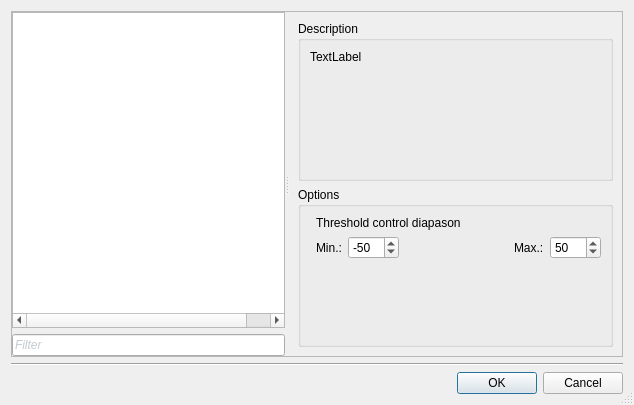
This is ui/SettingsDialog.ui in ImageProcessing-ElectronicPublications/scantailor-deviant as Qt 5 draws it before an edit. The edited form follows.
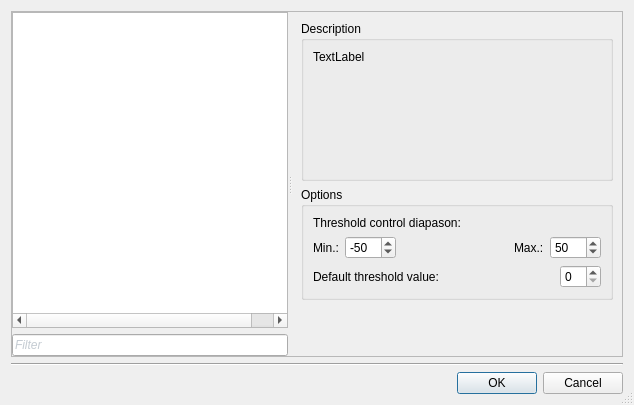
This is the edited form. The open tabs and pages were chosen to show the change. Custom widgets are drawn as their Qt base class.

Commit message: Setting for default threshold value

Diff of the .ui file:
```diff
--- a/ui/SettingsDialog.ui
+++ b/ui/SettingsDialog.ui
@@ -914,20 +914,20 @@
           </layout>
          </widget>
         </item>
-        <item>
+        <item alignment="Qt::AlignTop">
          <widget class="QGroupBox" name="optOutput">
           <property name="title">
            <string>Options</string>
           </property>
-          <layout class="QFormLayout" name="formLayout_9">
-           <item row="0" column="1">
+          <layout class="QVBoxLayout" name="verticalLayout_56">
+           <item>
             <widget class="QLabel" name="ThresholdMinMaxLabel">
              <property name="text">
-              <string>Threshold control diapason</string>
+              <string>Threshold control diapason:</string>
              </property>
             </widget>
            </item>
-           <item row="1" column="1">
+           <item>
             <layout class="QHBoxLayout" name="horizontalLayout_2">
              <item>
               <widget class="QLabel" name="ThresholdMinLabel">
@@ -984,6 +984,33 @@
              </item>
             </layout>
            </item>
+           <item>
+            <layout class="QHBoxLayout" name="horizontalLayout_6">
+             <item>
+              <widget class="QLabel" name="ThresholdDefaultsLabel">
+               <property name="text">
+                <string>Default threshold value:</string>
+               </property>
+              </widget>
+             </item>
+             <item>
+              <spacer name="horizontalSpacer_6">
+               <property name="orientation">
+                <enum>Qt::Horizontal</enum>
+               </property>
+               <property name="sizeHint" stdset="0">
+                <size>
+                 <width>40</width>
+                 <height>20</height>
+                </size>
+               </property>
+              </spacer>
+             </item>
+             <item>
+              <widget class="QSpinBox" name="ThresholdDefaultsValue"/>
+             </item>
+            </layout>
+           </item>
           </layout>
          </widget>
         </item>
```
Left out of the diff: 2 changed lines with no effect on the pictures. The commit also changes 7 other files.
